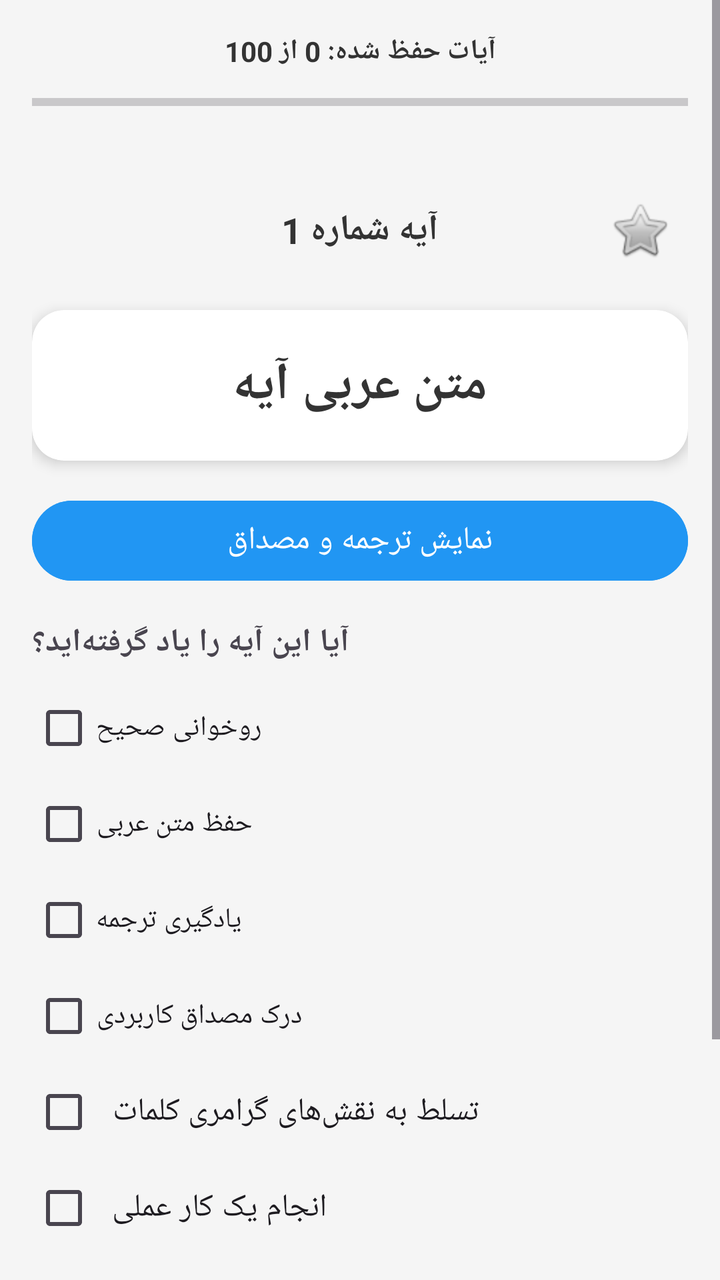
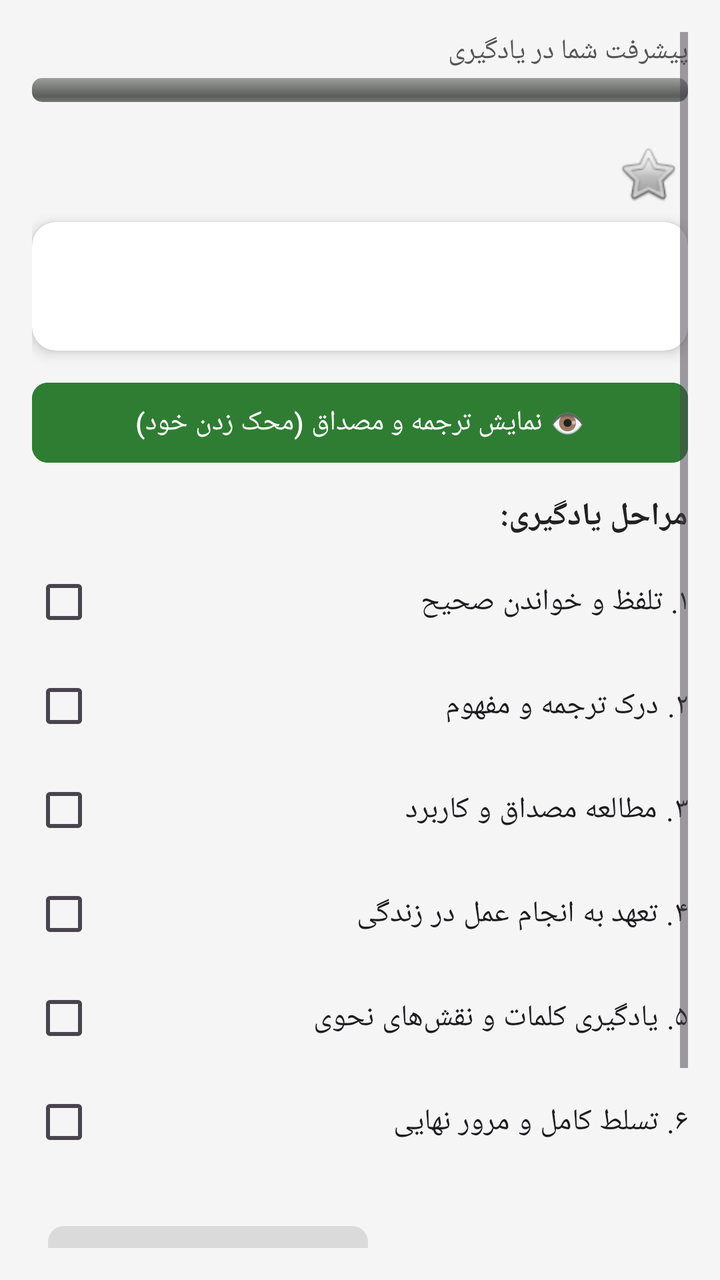

Before-and-after screenshots of an Android layout around one commit, followed by the original layout XML and the change that was made.
<!-- AndroidManifest.xml: application theme Theme.Material3.DayNight.NoActionBar -->
<!-- res/layout/activity_main.xml -->
<?xml version="1.0" encoding="utf-8"?>
<ScrollView xmlns:android="http://schemas.android.com/apk/res/android"
    xmlns:app="http://schemas.android.com/apk/res-auto"
    xmlns:tools="http://schemas.android.com/tools"
    android:layout_width="match_parent"
    android:layout_height="match_parent"
    android:background="#F5F5F5"
    tools:context=".MainActivity">

    <LinearLayout
        android:layout_width="match_parent"
        android:layout_height="wrap_content"
        android:orientation="vertical"
        android:padding="16dp">

        
        <LinearLayout
            android:layout_width="match_parent"
            android:layout_height="wrap_content"
            android:orientation="vertical"
            android:layout_marginBottom="16dp">

            <TextView
                android:id="@+id/progressStatsText"
                android:layout_width="match_parent"
                android:layout_height="wrap_content"
                android:text="آیات حفظ شده: 0 از 100"
                android:gravity="center"
                android:textColor="#333333"
                android:textSize="14sp"
                android:textStyle="bold"
                android:layout_marginBottom="8dp"/>

            <ProgressBar
                android:id="@+id/progressBar"
                style="?android:attr/progressBarStyleHorizontal"
                android:layout_width="match_parent"
                android:layout_height="wrap_content"
                android:max="100"
                android:progress="0"
                android:progressTint="#4CAF50"
                android:layout_marginBottom="16dp"/>
        </LinearLayout>

        
        <RelativeLayout
            android:layout_width="match_parent"
            android:layout_height="wrap_content"
            android:layout_marginBottom="16dp">

            <TextView
                android:id="@+id/verseNumber"
                android:layout_width="wrap_content"
                android:layout_height="wrap_content"
                android:layout_centerInParent="true"
                android:text="آیه شماره 1"
                android:textColor="#333333"
                android:textSize="18sp"
                android:textStyle="bold" />

            <ImageButton
                android:id="@+id/favoriteButton"
                android:layout_width="48dp"
                android:layout_height="48dp"
                android:layout_alignParentEnd="true"
                android:background="?attr/selectableItemBackgroundBorderless"
                android:contentDescription="علاقه‌مندی‌ها"
                android:src="@android:drawable/btn_star_big_off" />
        </RelativeLayout>

        
        <androidx.cardview.widget.CardView
            android:layout_width="match_parent"
            android:layout_height="wrap_content"
            android:layout_marginBottom="16dp"
            app:cardCornerRadius="16dp"
            app:cardElevation="4dp">

            <TextView
                android:id="@+id/arabicText"
                android:layout_width="match_parent"
                android:layout_height="wrap_content"
                android:gravity="center"
                android:padding="20dp"
                android:text="متن عربی آیه"
                android:textColor="#333333"
                android:textSize="26sp"
                android:textStyle="bold" />
        </androidx.cardview.widget.CardView>

        
        <androidx.recyclerview.widget.RecyclerView
            android:id="@+id/wordsRecyclerView"
            android:layout_width="match_parent"
            android:layout_height="wrap_content"
            android:layout_marginBottom="16dp"
            android:nestedScrollingEnabled="false"
            android:layoutDirection="rtl"
            android:visibility="gone" />

        
        <Button
            android:id="@+id/btnShowTranslation"
            android:layout_width="match_parent"
            android:layout_height="wrap_content"
            android:text="نمایش ترجمه و مصداق"
            android:textSize="16sp"
            android:backgroundTint="#2196F3"
            android:textColor="#FFFFFF"
            android:layout_marginBottom="16dp" />

        
        <androidx.cardview.widget.CardView
            android:id="@+id/cardTranslation"
            android:layout_width="match_parent"
            android:layout_height="wrap_content"
            android:layout_marginBottom="16dp"
            android:visibility="gone"
            app:cardCornerRadius="12dp"
            app:cardElevation="2dp">

            <TextView
                android:id="@+id/translation"
                android:layout_width="match_parent"
                android:layout_height="wrap_content"
                android:padding="16dp"
                android:text="ترجمه فارسی"
                android:textColor="#666666"
                android:textSize="18sp"
                android:lineSpacingExtra="4dp"/>
        </androidx.cardview.widget.CardView>

        
        <androidx.cardview.widget.CardView
            android:id="@+id/cardExample"
            android:layout_width="match_parent"
            android:layout_height="wrap_content"
            android:layout_marginBottom="24dp"
            android:visibility="gone"
            app:cardCornerRadius="12dp"
            app:cardElevation="2dp">

            <TextView
                android:id="@+id/exampleText"
                android:layout_width="match_parent"
                android:layout_height="wrap_content"
                android:padding="16dp"
                android:text="مصداق کاربردی"
                android:textColor="#00796B"
                android:textSize="16sp"
                android:textStyle="italic"
                android:lineSpacingExtra="4dp"/>
        </androidx.cardview.widget.CardView>

        
        <TextView
            android:layout_width="wrap_content"
            android:layout_height="wrap_content"
            android:text="آیا این آیه را یاد گرفته‌اید؟"
            android:textSize="16sp"
            android:textStyle="bold"
            android:layout_marginBottom="8dp"/>

        
        <LinearLayout
            android:layout_width="match_parent"
            android:layout_height="wrap_content"
            android:orientation="vertical"
            android:layout_marginBottom="24dp">

            <CheckBox android:id="@+id/checkBox1" android:layout_width="wrap_content" android:layout_height="wrap_content" android:text="روخوانی صحیح" />
            <CheckBox android:id="@+id/checkBox2" android:layout_width="wrap_content" android:layout_height="wrap_content" android:text="حفظ متن عربی" />
            <CheckBox android:id="@+id/checkBox3" android:layout_width="wrap_content" android:layout_height="wrap_content" android:text="یادگیری ترجمه" />
            <CheckBox android:id="@+id/checkBox4" android:layout_width="wrap_content" android:layout_height="wrap_content" android:text="درک مصداق کاربردی" />
            <CheckBox android:id="@+id/checkBox5" android:layout_width="wrap_content" android:layout_height="wrap_content" android:text="تسلط به نقش‌های گرامری کلمات" android:textSize="16sp" android:padding="8dp"/>
            <CheckBox android:id="@+id/checkBox6" android:layout_width="wrap_content" android:layout_height="wrap_content" android:text="انجام یک کار عملی" android:textSize="16sp" android:padding="8dp"/>
        </LinearLayout>

        
        <LinearLayout
            android:layout_width="match_parent"
            android:layout_height="wrap_content"
            android:orientation="vertical"
            android:gravity="center"
            android:layout_marginBottom="16dp">
            
            
            <LinearLayout
                android:layout_width="match_parent"
                android:layout_height="wrap_content"
                android:orientation="horizontal"
                android:weightSum="2">

                <Button
                    android:id="@+id/btnPrevious"
                    android:layout_width="0dp"
                    android:layout_height="wrap_content"
                    android:layout_weight="1"
                    android:text="→ آیه قبلی"
                    android:layout_marginEnd="4dp"
                    android:visibility="gone"/>

                <Button
                    android:id="@+id/nextButton"
                    android:layout_width="0dp"
                    android:layout_height="wrap_content"
                    android:layout_weight="1"
                    android:text="آیه بعدی ←"
                    android:layout_marginStart="4dp"/>
            </LinearLayout>

            
            <Button
                android:id="@+id/btnBackToDashboard"
                android:layout_width="match_parent"
                android:layout_height="wrap_content"
                android:text="بازگشت به داشبورد"
                android:backgroundTint="#757575"
                android:layout_marginTop="8dp"/>
        </LinearLayout>

    </LinearLayout>
</ScrollView>
<!-- resources referenced by this layout -->
<resources>

</resources>

<!-- the commit's change to res/layout/activity_main.xml (unified diff, before → after) -->
@@ -1,133 +1,131 @@
 <?xml version="1.0" encoding="utf-8"?>
 <ScrollView xmlns:android="http://schemas.android.com/apk/res/android"
     xmlns:app="http://schemas.android.com/apk/res-auto"
-    xmlns:tools="http://schemas.android.com/tools"
     android:layout_width="match_parent"
     android:layout_height="match_parent"
-    android:background="#F5F5F5"
-    tools:context=".MainActivity">
+    android:padding="16dp"
+    android:background="#F5F5F5">
 
     <LinearLayout
         android:layout_width="match_parent"
         android:layout_height="wrap_content"
-        android:orientation="vertical"
-        android:padding="16dp">
-
-        
-        <LinearLayout
-            android:layout_width="match_parent"
-            android:layout_height="wrap_content"
-            android:orientation="vertical"
-            android:layout_marginBottom="16dp">
-
-            <TextView
-                android:id="@+id/progressStatsText"
-                android:layout_width="match_parent"
-                android:layout_height="wrap_content"
-                android:text="آیات حفظ شده: 0 از 100"
-                android:gravity="center"
-                android:textColor="#333333"
-                android:textSize="14sp"
+        android:orientation="vertical">
+
+        
+        <TextView
+            android:id="@+id/progressStatsText"
+            android:layout_width="match_parent"
+            android:layout_height="wrap_content"
+            android:text="پیشرفت شما در یادگیری"
+            android:textSize="14sp"
+            android:textColor="#555555"
+            android:layout_marginBottom="4dp" />
+
+        <ProgressBar
+            android:id="@+id/progressBar"
+            style="?android:attr/progressBarStyleHorizontal"
+            android:layout_width="match_parent"
+            android:layout_height="12dp"
+            android:progressDrawable="@android:drawable/progress_horizontal"
+            android:progressTint="#2E7D32"
+            android:layout_marginBottom="16dp" />
+
+        
+        <RelativeLayout
+            android:layout_width="match_parent"
+            android:layout_height="wrap_content"
+            android:layout_marginBottom="4dp">
+
+            <TextView
+                android:id="@+id/verseNumber"
+                android:layout_width="match_parent"
+                android:layout_height="wrap_content"
+                android:layout_centerVertical="true"
+                android:textSize="20sp"
                 android:textStyle="bold"
-                android:layout_marginBottom="8dp"/>
-
-            <ProgressBar
-                android:id="@+id/progressBar"
-                style="?android:attr/progressBarStyleHorizontal"
-                android:layout_width="match_parent"
-                android:layout_height="wrap_content"
-                android:max="100"
-                android:progress="0"
-                android:progressTint="#4CAF50"
-                android:layout_marginBottom="16dp"/>
-        </LinearLayout>
-
-        
-        <RelativeLayout
-            android:layout_width="match_parent"
-            android:layout_height="wrap_content"
-            android:layout_marginBottom="16dp">
-
-            <TextView
-                android:id="@+id/verseNumber"
-                android:layout_width="wrap_content"
-                android:layout_height="wrap_content"
-                android:layout_centerInParent="true"
-                android:text="آیه شماره 1"
-                android:textColor="#333333"
-                android:textSize="18sp"
-                android:textStyle="bold" />
+                android:textAlignment="center"
+                android:textColor="#2E7D32" />
 
             <ImageButton
                 android:id="@+id/favoriteButton"
-                android:layout_width="48dp"
-                android:layout_height="48dp"
+                android:layout_width="40dp"
+                android:layout_height="40dp"
                 android:layout_alignParentEnd="true"
+                android:layout_centerVertical="true"
                 android:background="?attr/selectableItemBackgroundBorderless"
-                android:contentDescription="علاقه‌مندی‌ها"
-                android:src="@android:drawable/btn_star_big_off" />
+                android:src="@android:drawable/btn_star_big_off"
+                android:contentDescription="افزودن به علاقه‌مندی‌ها" />
         </RelativeLayout>
 
         
+        <TextView
+            android:id="@+id/categoryText"
+            android:layout_width="match_parent"
+            android:layout_height="wrap_content"
+            android:layout_marginTop="2dp"
+            android:layout_marginBottom="12dp"
+            android:gravity="center"
+            android:textColor="#00796B"
+            android:textSize="16sp"
+            android:textStyle="bold"
+            android:visibility="gone" />
+
+        
         <androidx.cardview.widget.CardView
             android:layout_width="match_parent"
             android:layout_height="wrap_content"
-            android:layout_marginBottom="16dp"
-            app:cardCornerRadius="16dp"
-            app:cardElevation="4dp">
+            android:layout_marginBottom="12dp"
+            app:cardCornerRadius="12dp"
+            app:cardElevation="4dp"
+            app:contentPadding="16dp">
 
             <TextView
                 android:id="@+id/arabicText"
                 android:layout_width="match_parent"
                 android:layout_height="wrap_content"
-                android:gravity="center"
-                android:padding="20dp"
-                android:text="متن عربی آیه"
-                android:textColor="#333333"
-                android:textSize="26sp"
-                android:textStyle="bold" />
+                android:textSize="24sp"
+                android:textAlignment="center"
+                android:lineSpacingExtra="8dp"
+                android:textColor="#000000" />
         </androidx.cardview.widget.CardView>
+
+        
+        <Button
+            android:id="@+id/btnShowTranslation"
+            android:layout_width="match_parent"
+            android:layout_height="wrap_content"
+            android:text="👁 نمایش ترجمه و مصداق (محک زدن خود)"
+            android:textColor="#FFFFFF"
+            android:backgroundTint="#2E7D32"
+            android:layout_marginBottom="12dp"
+            app:cornerRadius="8dp" />
 
         
         <androidx.recyclerview.widget.RecyclerView
             android:id="@+id/wordsRecyclerView"
             android:layout_width="match_parent"
             android:layout_height="wrap_content"
-            android:layout_marginBottom="16dp"
-            android:nestedScrollingEnabled="false"
-            android:layoutDirection="rtl"
+            android:layout_marginBottom="12dp"
             android:visibility="gone" />
-
-        
-        <Button
-            android:id="@+id/btnShowTranslation"
-            android:layout_width="match_parent"
-            android:layout_height="wrap_content"
-            android:text="نمایش ترجمه و مصداق"
-            android:textSize="16sp"
-            android:backgroundTint="#2196F3"
-            android:textColor="#FFFFFF"
-            android:layout_marginBottom="16dp" />
 
         
         <androidx.cardview.widget.CardView
             android:id="@+id/cardTranslation"
             android:layout_width="match_parent"
             android:layout_height="wrap_content"
-            android:layout_marginBottom="16dp"
-            android:visibility="gone"
+            android:layout_marginBottom="12dp"
             app:cardCornerRadius="12dp"
-            app:cardElevation="2dp">
+            app:cardElevation="4dp"
+            app:contentPadding="16dp"
+            android:visibility="gone">
 
             <TextView
                 android:id="@+id/translation"
                 android:layout_width="match_parent"
                 android:layout_height="wrap_content"
-                android:padding="16dp"
-                android:text="ترجمه فارسی"
-                android:textColor="#666666"
                 android:textSize="18sp"
-                android:lineSpacingExtra="4dp"/>
+                android:lineSpacingExtra="6dp"
+                android:textColor="#424242" />
         </androidx.cardview.widget.CardView>
 
         
@@ -136,88 +134,120 @@
             android:layout_width="match_parent"
             android:layout_height="wrap_content"
             android:layout_marginBottom="24dp"
-            android:visibility="gone"
             app:cardCornerRadius="12dp"
-            app:cardElevation="2dp">
+            app:cardElevation="4dp"
+            app:contentPadding="16dp"
+            app:cardBackgroundColor="#E8F5E9"
+            android:visibility="gone">
 
             <TextView
                 android:id="@+id/exampleText"
                 android:layout_width="match_parent"
                 android:layout_height="wrap_content"
-                android:padding="16dp"
-                android:text="مصداق کاربردی"
-                android:textColor="#00796B"
                 android:textSize="16sp"
-                android:textStyle="italic"
-                android:lineSpacingExtra="4dp"/>
+                android:lineSpacingExtra="6dp"
+                android:textColor="#1B5E20" />
         </androidx.cardview.widget.CardView>
 
         
         <TextView
-            android:layout_width="wrap_content"
-            android:layout_height="wrap_content"
-            android:text="آیا این آیه را یاد گرفته‌اید؟"
+            android:layout_width="match_parent"
+            android:layout_height="wrap_content"
+            android:text="مراحل یادگیری:"
+            android:textStyle="bold"
             android:textSize="16sp"
-            android:textStyle="bold"
-            android:layout_marginBottom="8dp"/>
+            android:textColor="#212121"
+            android:layout_marginBottom="8dp" />
+
+        <CheckBox
+            android:id="@+id/checkBox1"
+            android:layout_width="match_parent"
+            android:layout_height="wrap_content"
+            android:textSize="15sp"
+            android:layout_marginBottom="4dp"
+            android:text="۱. تلفظ و خواندن صحیح" />
+
+        <CheckBox
+            android:id="@+id/checkBox2"
+            android:layout_width="match_parent"
+            android:layout_height="wrap_content"
+            android:textSize="15sp"
+            android:layout_marginBottom="4dp"
+            android:text="۲. درک ترجمه و مفهوم" />
+
+        <CheckBox
+            android:id="@+id/checkBox3"
+            android:layout_width="match_parent"
+            android:layout_height="wrap_content"
+            android:textSize="15sp"
+            android:layout_marginBottom="4dp"
+            android:text="۳. مطالعه مصداق و کاربرد" />
+
+        <CheckBox
+            android:id="@+id/checkBox4"
+            android:layout_width="match_parent"
+            android:layout_height="wrap_content"
+            android:textSize="15sp"
+            android:layout_marginBottom="4dp"
+            android:text="۴. تعهد به انجام عمل در زندگی" />
+
+        <CheckBox
+            android:id="@+id/checkBox5"
+            android:layout_width="match_parent"
+            android:layout_height="wrap_content"
+            android:textSize="15sp"
+            android:layout_marginBottom="4dp"
+            android:text="۵. یادگیری کلمات و نقش‌های نحوی" />
+
+        <CheckBox
+            android:id="@+id/checkBox6"
+            android:layout_width="match_parent"
+            android:layout_height="wrap_content"
+            android:textSize="15sp"
+            android:layout_marginBottom="8dp"
+            android:text="۶. تسلط کامل و مرور نهایی" />
 
         
         <LinearLayout
             android:layout_width="match_parent"
             android:layout_height="wrap_content"
-            android:orientation="vertical"
-            android:layout_marginBottom="24dp">
-
-            <CheckBox android:id="@+id/checkBox1" android:layout_width="wrap_content" android:layout_height="wrap_content" android:text="روخوانی صحیح" />
-            <CheckBox android:id="@+id/checkBox2" android:layout_width="wrap_content" android:layout_height="wrap_content" android:text="حفظ متن عربی" />
-            <CheckBox android:id="@+id/checkBox3" android:layout_width="wrap_content" android:layout_height="wrap_content" android:text="یادگیری ترجمه" />
-            <CheckBox android:id="@+id/checkBox4" android:layout_width="wrap_content" android:layout_height="wrap_content" android:text="درک مصداق کاربردی" />
-            <CheckBox android:id="@+id/checkBox5" android:layout_width="wrap_content" android:layout_height="wrap_content" android:text="تسلط به نقش‌های گرامری کلمات" android:textSize="16sp" android:padding="8dp"/>
-            <CheckBox android:id="@+id/checkBox6" android:layout_width="wrap_content" android:layout_height="wrap_content" android:text="انجام یک کار عملی" android:textSize="16sp" android:padding="8dp"/>
+            android:orientation="horizontal"
+            android:layout_marginTop="16dp"
+            android:layout_marginBottom="16dp"
+            android:weightSum="2">
+
+            <Button
+                android:id="@+id/btnPrevious"
+                android:layout_width="0dp"
+                android:layout_height="60dp"
+                android:layout_weight="1"
+                android:layout_marginEnd="8dp"
+                android:text="آیه قبلی"
+                android:textSize="16sp"
+                android:visibility="gone"
+                style="@style/Widget.MaterialComponents.Button.OutlinedButton" />
+
+            <Button
+                android:id="@+id/nextButton"
+                android:layout_width="0dp"
+                android:layout_height="60dp"
+                android:layout_weight="1"
+                android:layout_marginStart="8dp"
+                android:text="آیه بعدی"
+                android:textSize="16sp"
+                android:enabled="false"
+                app:cornerRadius="8dp" />
         </LinearLayout>
 
         
-        <LinearLayout
-            android:layout_width="match_parent"
-            android:layout_height="wrap_content"
-            android:orientation="vertical"
-            android:gravity="center"
-            android:layout_marginBottom="16dp">
-            
-            
-            <LinearLayout
-                android:layout_width="match_parent"
-                android:layout_height="wrap_content"
-                android:orientation="horizontal"
-                android:weightSum="2">
-
-                <Button
-                    android:id="@+id/btnPrevious"
-                    android:layout_width="0dp"
-                    android:layout_height="wrap_content"
-                    android:layout_weight="1"
-                    android:text="→ آیه قبلی"
-                    android:layout_marginEnd="4dp"
-                    android:visibility="gone"/>
-
-                <Button
-                    android:id="@+id/nextButton"
-                    android:layout_width="0dp"
-                    android:layout_height="wrap_content"
-                    android:layout_weight="1"
-                    android:text="آیه بعدی ←"
-                    android:layout_marginStart="4dp"/>
-            </LinearLayout>
-
-            
-            <Button
-                android:id="@+id/btnBackToDashboard"
-                android:layout_width="match_parent"
-                android:layout_height="wrap_content"
-                android:text="بازگشت به داشبورد"
-                android:backgroundTint="#757575"
-                android:layout_marginTop="8dp"/>
-        </LinearLayout>
+        <Button
+            android:id="@+id/btnBackToDashboard"
+            android:layout_width="match_parent"
+            android:layout_height="50dp"
+            android:layout_marginBottom="16dp"
+            android:text="بازگشت به داشبورد"
+            android:textSize="16sp"
+            style="@style/Widget.MaterialComponents.Button.OutlinedButton" />
 
     </LinearLayout>
 </ScrollView>
